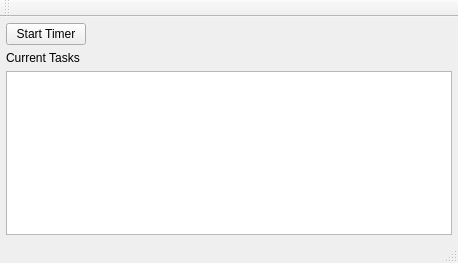
perillaroc/nuwe-timer-app, file src/app/mainwindow.ui: the form before one commit.
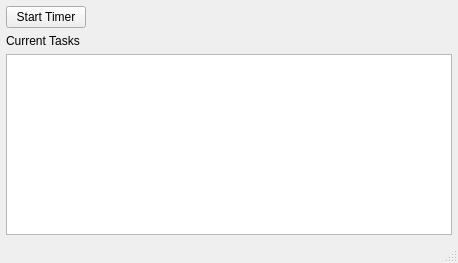
The form after the commit. Icons and pictures are not drawn.

The edit to the form file:
```diff
--- a/src/app/mainwindow.ui
+++ b/src/app/mainwindow.ui
@@ -80,14 +80,6 @@
     </rect>
    </property>
   </widget>
-  <widget class="QToolBar" name="mainToolBar">
-   <attribute name="toolBarArea">
-    <enum>TopToolBarArea</enum>
-   </attribute>
-   <attribute name="toolBarBreak">
-    <bool>false</bool>
-   </attribute>
-  </widget>
   <widget class="QStatusBar" name="statusBar"/>
  </widget>
  <layoutdefault spacing="6" margin="11"/>
```
